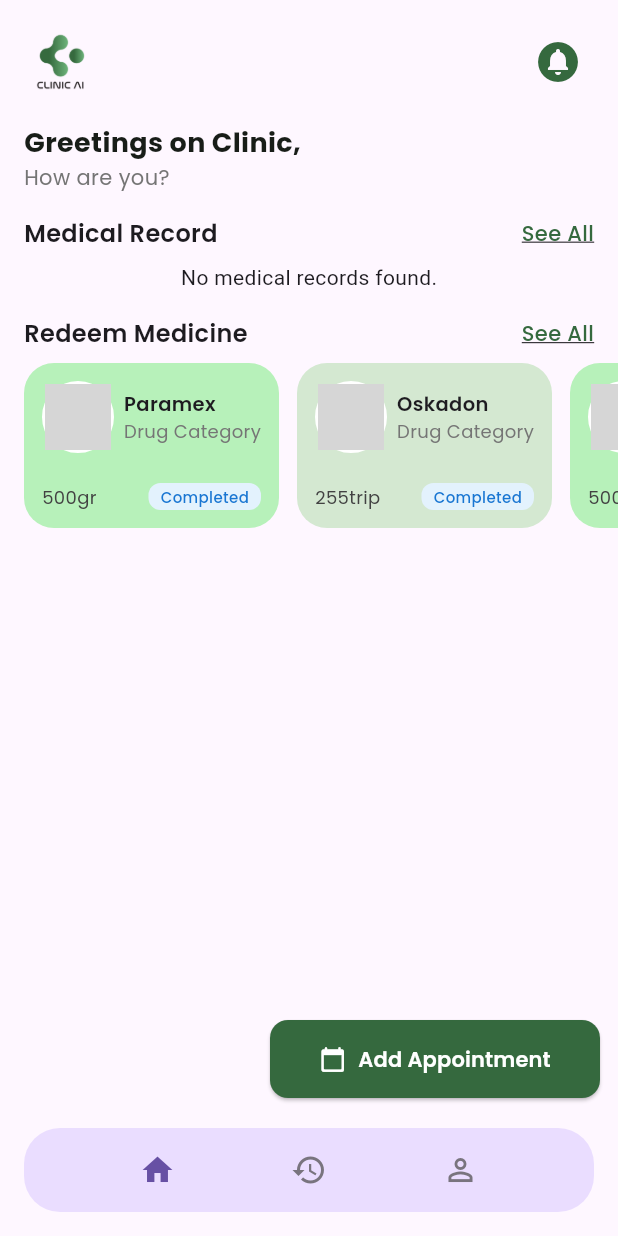
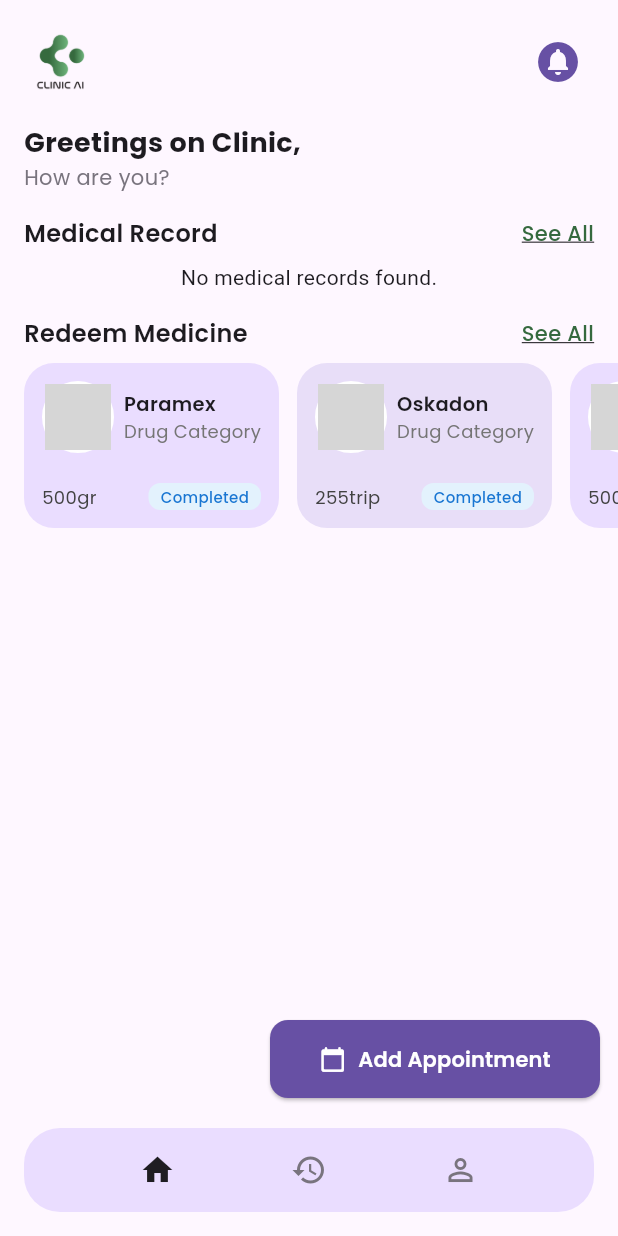
Before and after one commit to elviskudo/clinic-mobile, a Flutter app: the HomeView screen opened directly, on a phone screen of 412 x 824 dp. Run offline on Flutter 3.47's test engine with Material 3 defaults, Android fonts, the phone set to English and light mode, and no system bars; our stand-ins replace awesome_dialog, awesome_notifications, device_info_plus, dio, file_picker, firebase_core and 14 more; missing offline and left inert: bcrypt, email_otp, mobile_scanner, translator; accounts and stored records are empty; network calls fail; grey boxes are pictures that could not be loaded.

Commit message:
implementasi darkmode homepage

```diff
--- a/lib/app/modules/(home)/home/views/home_view.dart
+++ b/lib/app/modules/(home)/home/views/home_view.dart
@@ -58,7 +58,7 @@ class HomeView extends GetView<HomeController> {
         },
         children: [
           _buildHomePage(context),
-           MedicalHistoryView(),
+          MedicalHistoryView(),
           const ProfileView(),
         ],
       ),
@@ -115,7 +115,6 @@ class HomeView extends GetView<HomeController> {
                 width: 50,
                 height: 50,
                 child: InkWell(
-                  // onTap: () => controller.updateIndex(2), // Navigate to profile
                   child: Image.asset('assets/images/logo_clinic.png'),
                 ),
               ),
@@ -125,8 +124,8 @@ class HomeView extends GetView<HomeController> {
                     Icons.circle_notifications,
                     size: 32,
                     color: controller.isLoggedIn.value
-                        ? const Color(0xFF35693E)
-                        : Colors.grey,
+                        ? Theme.of(Get.context!).colorScheme.primary
+                        : Theme.of(Get.context!).colorScheme.outline,
                   ),
                   onPressed: () => controller.logout(),
                 ),
@@ -141,21 +140,21 @@ class HomeView extends GetView<HomeController> {
               children: [
                 Obx(() {
                   if (profileCtrl.isLoading.value) {
-                    return SizedBox(); // Tampilkan loading jika data belum siap
+                    return SizedBox();
                   }
                   return Text(
                     'Greetings on Clinic, ${profileCtrl.user.value.name}',
                     style: GoogleFonts.poppins(
                       fontSize: 18,
                       fontWeight: FontWeight.bold,
-                      color: const Color(0xff181D18),
+                      color: Theme.of(Get.context!).colorScheme.onBackground,
                     ),
                   );
                 }),
                 Text(
                   'How are you?',
                   style: GoogleFonts.poppins(
-                    color: Colors.grey[600],
+                    color: Theme.of(Get.context!).colorScheme.outline,
                     fontSize: 14,
                   ),
                 ),
@@ -245,7 +244,9 @@ class HomeView extends GetView<HomeController> {
       margin: const EdgeInsets.only(right: 12),
       padding: const EdgeInsets.symmetric(horizontal: 16, vertical: 12),
       decoration: BoxDecoration(
-        color: isAlternate ? const Color(0xFFD4E8D1) : const Color(0xFFB7F1BA),
+        color: isAlternate
+            ? Theme.of(Get.context!).colorScheme.secondaryContainer
+            : Theme.of(Get.context!).colorScheme.primaryContainer,
         borderRadius: BorderRadius.circular(20),
       ),
       child: LayoutBuilder(
@@ -406,7 +407,9 @@ class HomeView extends GetView<HomeController> {
       margin: const EdgeInsets.only(right: 12),
       padding: const EdgeInsets.all(12),
       decoration: BoxDecoration(
-        color: isAlternate ? const Color(0xFFD4E8D1) : const Color(0xFFB7F1BA),
+        color: isAlternate
+            ? Theme.of(Get.context!).colorScheme.secondaryContainer
+            : Theme.of(Get.context!).colorScheme.primaryContainer,
         borderRadius: BorderRadius.circular(20),
       ),
       child: Column(
@@ -528,7 +531,7 @@ class HomeView extends GetView<HomeController> {
           //       },
           onPressed: () => Get.toNamed(Routes.APPOINTMENT),
           style: ElevatedButton.styleFrom(
-            backgroundColor: const Color(0xFF35693E),
+            backgroundColor: Theme.of(Get.context!).colorScheme.primary,
             padding: const EdgeInsets.symmetric(vertical: 16),
             shape: RoundedRectangleBorder(
               borderRadius: BorderRadius.circular(12),
@@ -597,7 +600,7 @@ class HomeView extends GetView<HomeController> {
       child: Obx(() => Icon(
             icon,
             color: controller.currentIndex.value == index
-                ? Theme.of(Get.context!).colorScheme.primary
+                ? Theme.of(Get.context!).iconTheme.color
                 : Theme.of(Get.context!).colorScheme.outline,
             size: 24,
           )),
```
Also changed, not shown: lib/app/modules/(home)/personal_data/views/personal_data_view.dart (+28 -4 lines), lib/app/modules/Theme/controllers/theme_controller.dart (+87 -7 lines).
